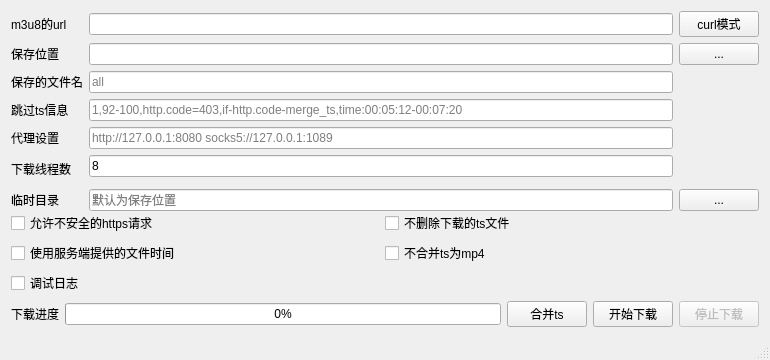
Qt form m3u8d-qt/mainwindow.ui (orestonce/m3u8d) before a commit.
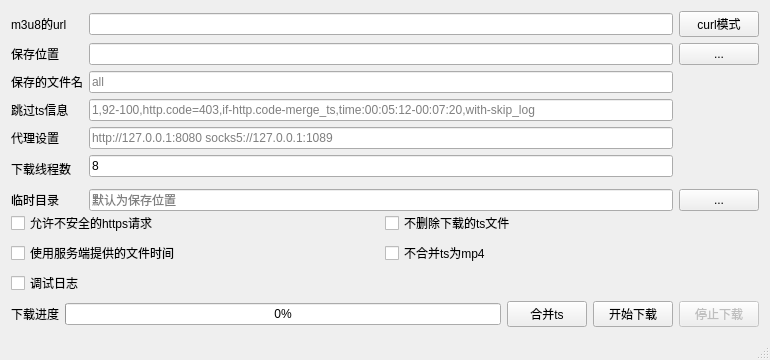
The same form after that commit.

Commit message: bc修改: 保存到下载目标旁的跳过了的ts文件的日志(xxxx.mp4_skip.txt)，需要使用with-skip_log手动开启

The edit to the form file:
```diff
--- a/m3u8d-qt/mainwindow.ui
+++ b/m3u8d-qt/mainwindow.ui
@@ -97,7 +97,7 @@
           <item row="3" column="1">
            <widget class="QLineEdit" name="lineEdit_SkipTsExpr">
             <property name="placeholderText">
-             <string>1,92-100,http.code=403,if-http.code-merge_ts,time:00:05:12-00:07:20</string>
+             <string>1,92-100,http.code=403,if-http.code-merge_ts,time:00:05:12-00:07:20,with-skip_log</string>
             </property>
            </widget>
           </item>
```
The commit also changes 4 other files.
